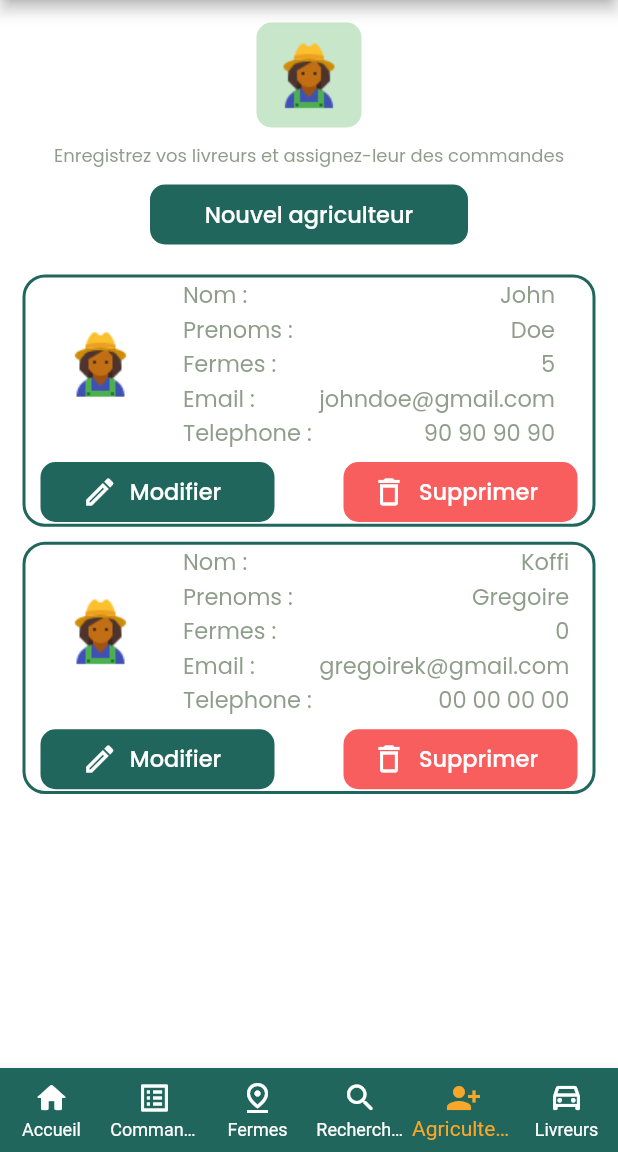
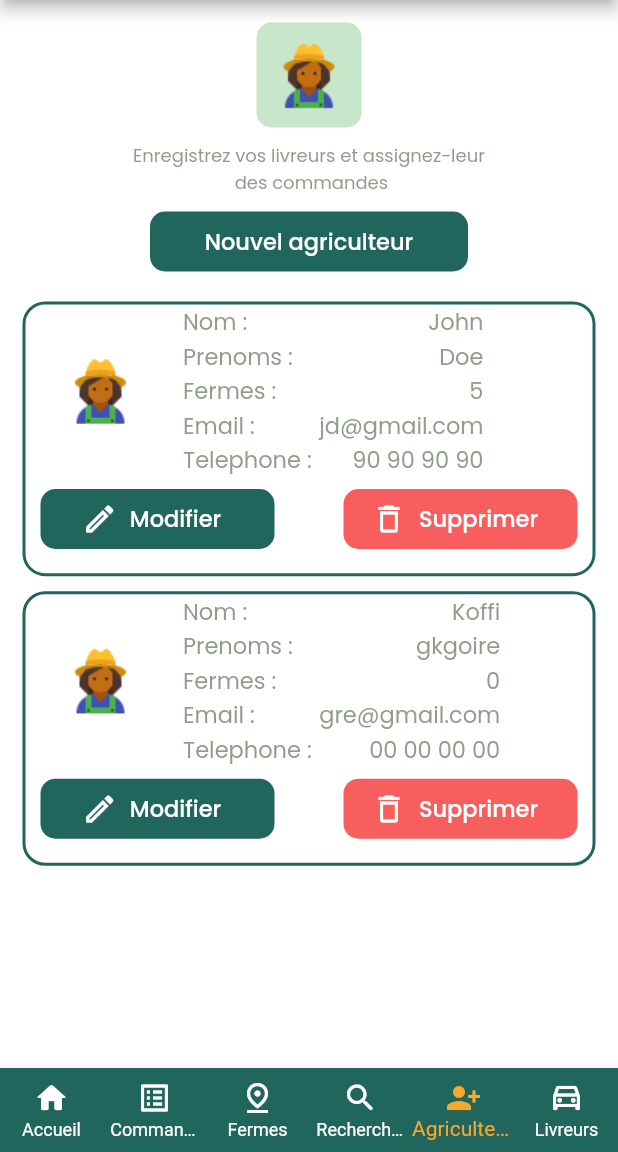
Before and after one commit to agnilondapakou/swipe_app, a Flutter app: the FarmersPage screen opened by its route, on a phone screen of 412 x 824 dp, the part 84-1236 px from its top. Run offline on Flutter 3.47's test engine with Material 2 defaults, Android fonts, the phone set to English and light mode, and no system bars; our stand-ins replace flutter_spinkit, google_fonts, hexcolor.

Commit message:
review responsive proprieties

```diff
--- a/lib/screens/drivers/entreprise/drivers_page.dart
+++ b/lib/screens/drivers/entreprise/drivers_page.dart
@@ -42,7 +42,7 @@ class _DriversPageState extends State<DriversPage> {
                     'assets/icons/delivery.png',
                   ),
                   desciption:
-                      "Enregistrez vos livreurs et assignez-leur des commandes",
+                      "Enregistrez vos livreurs et assignez-leur\n des commandes",
                 ),
               ],
             ),
@@ -76,7 +76,7 @@ class _DriversPageState extends State<DriversPage> {
                       driver_first_name: "DHL",
                       driver_last_name: "-",
                       delivery_count: 5,
-                      driver_email: "driver@gmail.com",
+                      driver_email: "dr@gmail.com",
                       driver_phone_number: "90 90 90 90",
                       delete_route: '',
                       update_route: '',
@@ -85,7 +85,7 @@ class _DriversPageState extends State<DriversPage> {
                       driver_first_name: "Koffi",
                       driver_last_name: "Gregoire",
                       delivery_count: 0,
-                      driver_email: "gregoirek@gmail.com",
+                      driver_email: "gk@gmail.com",
                       driver_phone_number: "00 00 00 00",
                       delete_route: '',
                       update_route: '',
--- a/lib/screens/drivers/farmer/farmer_drivers_page.dart
+++ b/lib/screens/drivers/farmer/farmer_drivers_page.dart
@@ -42,7 +42,7 @@ class _FarmerDriversPageState extends State<FarmerDriversPage> {
                     'assets/icons/delivery.png',
                   ),
                   desciption:
-                      "Enregistrez vos livreurs et assignez-leur des commandes",
+                      "Enregistrez vos livreurs et assignez-leur\n des commandes",
                 ),
               ],
             ),
@@ -76,7 +76,7 @@ class _FarmerDriversPageState extends State<FarmerDriversPage> {
                       driver_first_name: "DHL",
                       driver_last_name: "-",
                       delivery_count: 5,
-                      driver_email: "driver@gmail.com",
+                      driver_email: "dr@gmail.com",
                       driver_phone_number: "90 90 90 90",
                       delete_route: '',
                       update_route: '',
@@ -85,7 +85,7 @@ class _FarmerDriversPageState extends State<FarmerDriversPage> {
                       driver_first_name: "Koffi",
                       driver_last_name: "Gregoire",
                       delivery_count: 0,
-                      driver_email: "gregoirek@gmail.com",
+                      driver_email: "gk@gmail.com",
                       driver_phone_number: "00 00 00 00",
                       delete_route: '',
                       update_route: '',
--- a/lib/screens/farmers/farmers_page.dart
+++ b/lib/screens/farmers/farmers_page.dart
@@ -42,7 +42,7 @@ class _FarmersPageState extends State<FarmersPage> {
                     'assets/icons/farmer.png',
                   ),
                   desciption:
-                      "Enregistrez vos livreurs et assignez-leur des commandes",
+                      "Enregistrez vos livreurs et assignez-leur\n des commandes",
                 ),
               ],
             ),
@@ -76,16 +76,16 @@ class _FarmersPageState extends State<FarmersPage> {
                       farmer_first_name: "John",
                       farmer_last_name: "Doe",
                       ferme_count: 5,
-                      farmer_email: "johndoe@gmail.com",
+                      farmer_email: "jd@gmail.com",
                       farmer_phone_number: "90 90 90 90",
                       delete_route: '',
                       update_route: '',
                     ),
                     FarmerCardWidget(
                       farmer_first_name: "Koffi",
-                      farmer_last_name: "Gregoire",
+                      farmer_last_name: "gkgoire",
                       ferme_count: 0,
-                      farmer_email: "gregoirek@gmail.com",
+                      farmer_email: "gre@gmail.com",
                       farmer_phone_number: "00 00 00 00",
                       delete_route: '',
                       update_route: '',
--- a/lib/widgets/entreprise/driver_card_widget.dart
+++ b/lib/widgets/entreprise/driver_card_widget.dart
@@ -39,7 +39,7 @@ class DriverCardWidget extends StatelessWidget {
   Widget build(BuildContext context) {
     return Container(
       width: double.infinity,
-      height: MediaQuery.of(context).size.height / 4.9,
+      height: MediaQuery.of(context).size.height / 4.5,
       margin: const EdgeInsets.only(top: 10),
       decoration: BoxDecoration(
         color: GlobalColors.whiteColor,
--- a/lib/widgets/entreprise/farmer_card_widget copy.dart
+++ b/lib/widgets/entreprise/farmer_card_widget copy.dart
@@ -39,7 +39,7 @@ class FarmerCardWidget extends StatelessWidget {
   Widget build(BuildContext context) {
     return Container(
       width: double.infinity,
-      height: MediaQuery.of(context).size.height / 4.9,
+      height: MediaQuery.of(context).size.height / 4.5,
       margin: const EdgeInsets.only(top: 10),
       decoration: BoxDecoration(
         color: GlobalColors.whiteColor,
--- a/lib/widgets/farmers/farmer_driver_card_widget.dart
+++ b/lib/widgets/farmers/farmer_driver_card_widget.dart
@@ -39,7 +39,7 @@ class FarmerDriverCardWidget extends StatelessWidget {
   Widget build(BuildContext context) {
     return Container(
       width: double.infinity,
-      height: MediaQuery.of(context).size.height / 4.9,
+      height: MediaQuery.of(context).size.height / 4.5,
       margin: const EdgeInsets.only(top: 10),
       decoration: BoxDecoration(
         color: GlobalColors.whiteColor,
```
